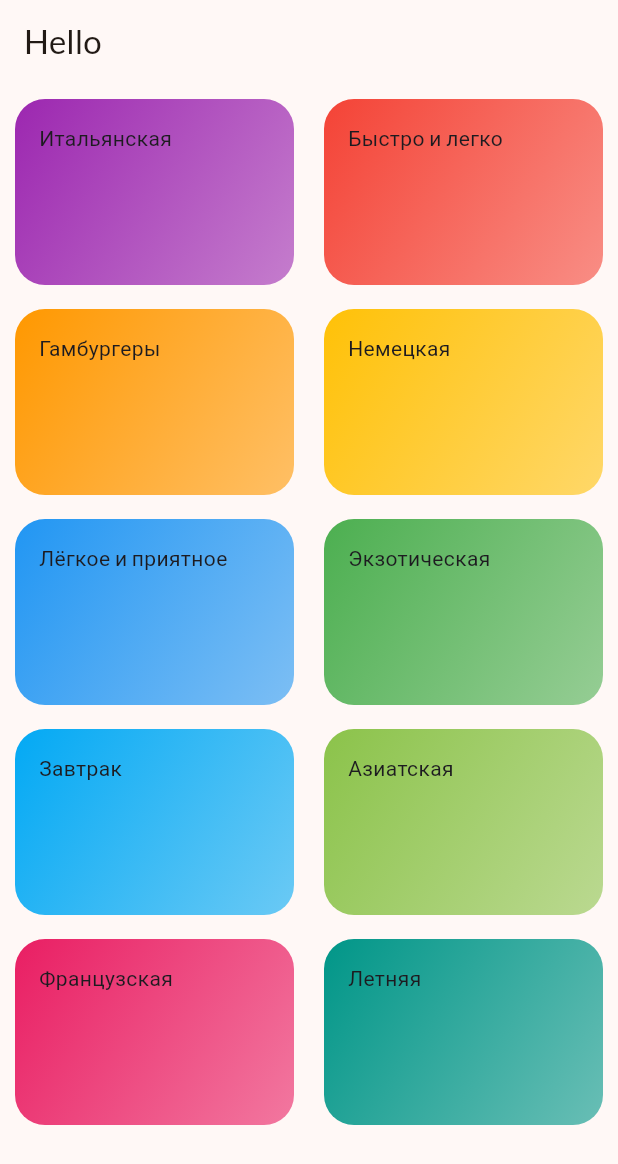
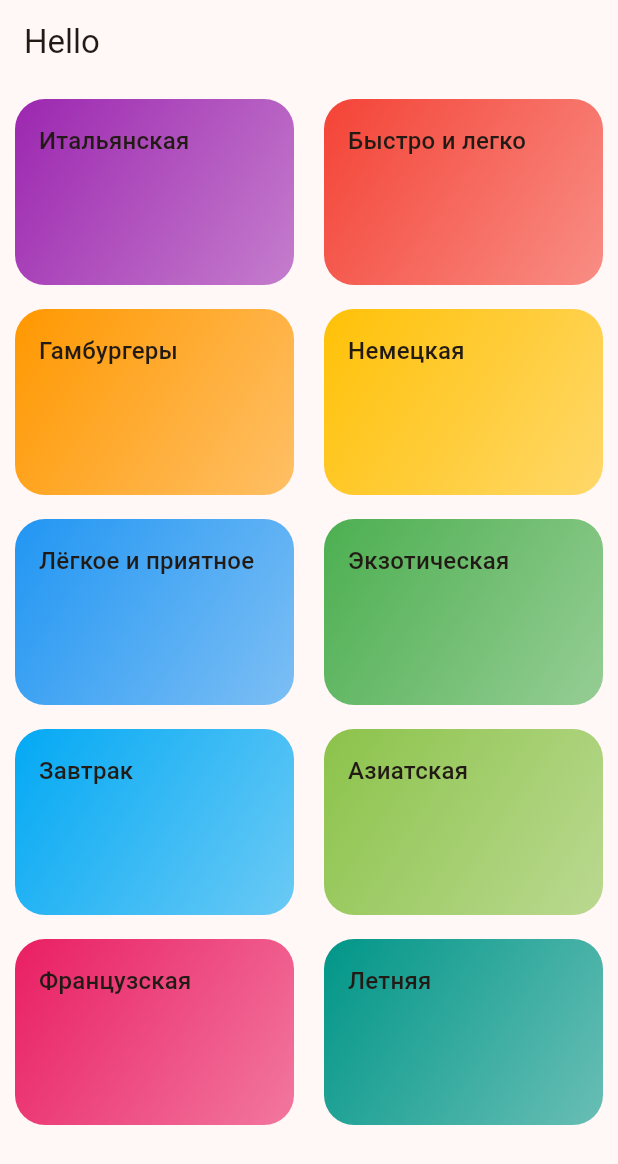
Before and after one commit to azimsaburov/meal, a Flutter app: the screen it shows after launch, on a phone screen of 412 x 824 dp. Shown: the top 1164 px of the screen. Run offline on Flutter 3.47's test engine with Material 3 defaults, Android fonts, the phone set to English and light mode, and no system bars; our stand-ins replace google_fonts.

Commit message:
Добавил модели и обновил стиль, имеджНетворк

```diff
--- a/lib/data/theme_data.dart
+++ b/lib/data/theme_data.dart
@@ -6,5 +6,5 @@ final theme = ThemeData(
     seedColor: Color.fromARGB(255, 131, 57, 0),
     brightness: Brightness.light,
   ),
-  textTheme: GoogleFonts.latoTextTheme(),
+  textTheme: GoogleFonts.reggaeOneTextTheme(),
 );
--- a/lib/widgets/category_grid_tile.dart
+++ b/lib/widgets/category_grid_tile.dart
@@ -6,7 +6,11 @@ class CategoryGridTile extends StatelessWidget {
   final CategoryModel category;
   final List<MealModel> meals;
 
-  const CategoryGridTile({super.key, required this.category, required this.meals});
+  const CategoryGridTile({
+    super.key,
+    required this.category,
+    required this.meals,
+  });
 
   @override
   Widget build(BuildContext context) {
@@ -15,8 +19,12 @@ class CategoryGridTile extends StatelessWidget {
     return InkWell(
       borderRadius: BorderRadius.circular(20),
       splashColor: Colors.black,
-      onTap:() {
-        Navigator.pushReplacementNamed(context, '/meals', arguments: [category.title, meals]);
+      onTap: () {
+        Navigator.pushReplacementNamed(
+          context,
+          '/meals',
+          arguments: category.title,
+        );
       },
       child: Container(
         padding: EdgeInsets.all(16),
@@ -31,7 +39,12 @@ class CategoryGridTile extends StatelessWidget {
           ),
           borderRadius: BorderRadius.circular(20),
         ),
-        child: Text(category.title),
+        child: Text(
+          category.title,
+          style: Theme.of(context).textTheme.titleMedium?.copyWith(
+            color: Theme.of(context).colorScheme.onSurface,
+          ),
+        ),
       ),
     );
   }
```
Also changed, not shown: lib/screens/meals_screen.dart (+8 -19 lines), lib/widgets/meal_list_item.dart (added, +26 -0 lines).
